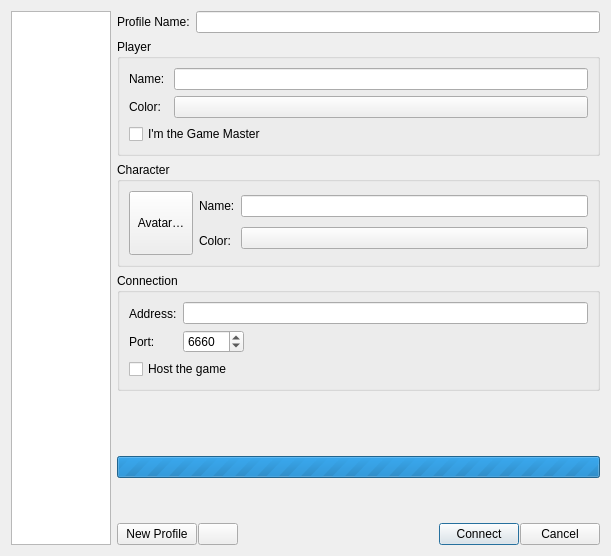
Rolisteam/rolisteam, file client/network/selectconnectionprofiledialog.ui: the form before one commit.
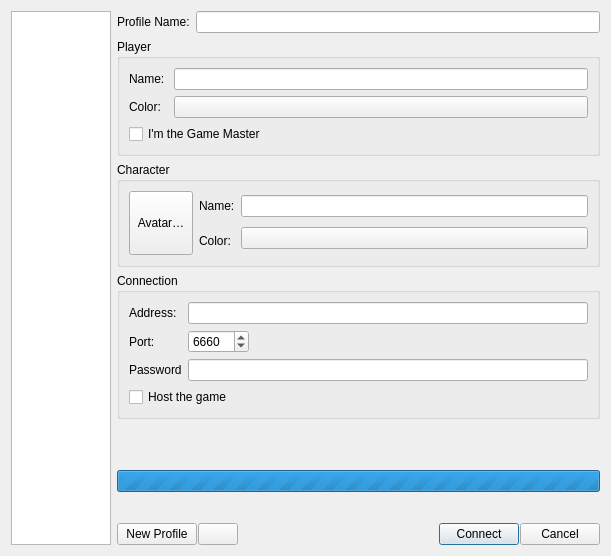
The form after the commit. Icons and pictures are not drawn. Custom widgets are drawn as their Qt base class.

Commit message: -manage password

Diff of the .ui file:
```diff
--- a/client/network/selectconnectionprofiledialog.ui
+++ b/client/network/selectconnectionprofiledialog.ui
@@ -13,7 +13,7 @@
   <property name="windowTitle">
    <string>Welcome To Rolisteam - Connection Dialog</string>
   </property>
-  <layout class="QHBoxLayout" name="horizontalLayout_7" stretch="0,1">
+  <layout class="QHBoxLayout" name="horizontalLayout_7">
    <item>
     <widget class="QListView" name="m_profileList">
      <property name="sizePolicy">
@@ -200,6 +200,13 @@
               </property>
              </widget>
             </item>
+            <item>
+             <widget class="QLabel" name="label_8">
+              <property name="text">
+               <string>Password</string>
+              </property>
+             </widget>
+            </item>
            </layout>
           </item>
           <item>
@@ -234,6 +241,13 @@
               </item>
              </layout>
             </item>
+            <item>
+             <widget class="QLineEdit" name="m_passwordEdit">
+              <property name="echoMode">
+               <enum>QLineEdit::Password</enum>
+              </property>
+             </widget>
+            </item>
            </layout>
           </item>
          </layout>
@@ -255,8 +269,8 @@
        </property>
        <property name="sizeHint" stdset="0">
         <size>
-         <width>20</width>
-         <height>40</height>
+         <width>478</width>
+         <height>13</height>
         </size>
        </property>
       </spacer>
@@ -294,8 +308,8 @@
        </property>
        <property name="sizeHint" stdset="0">
         <size>
-         <width>20</width>
-         <height>40</height>
+         <width>478</width>
+         <height>13</height>
         </size>
        </property>
       </spacer>
```
Left out of the diff: 20 changed lines with no effect on the pictures. The commit also changes 1 other file.
